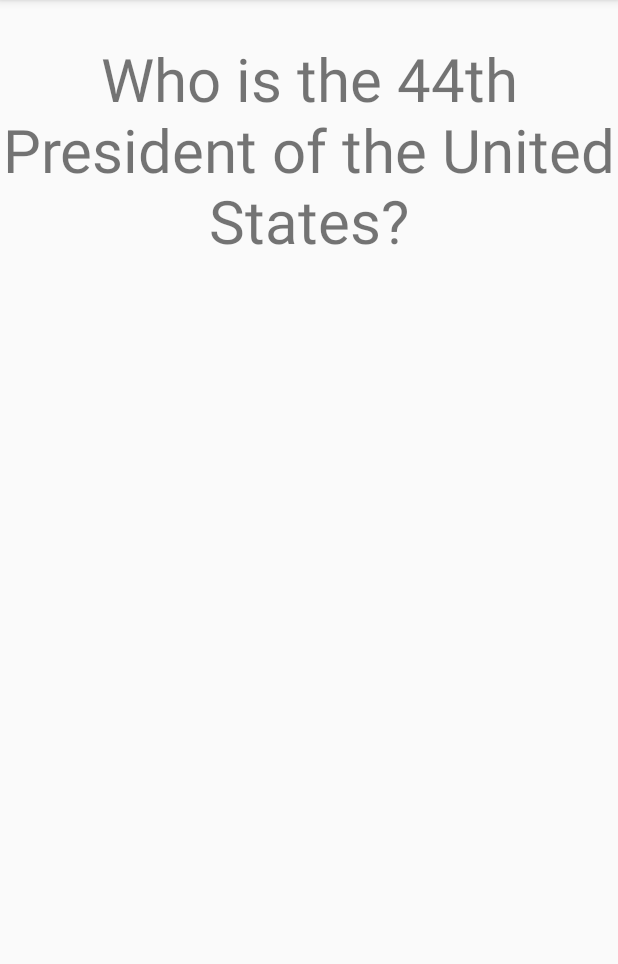
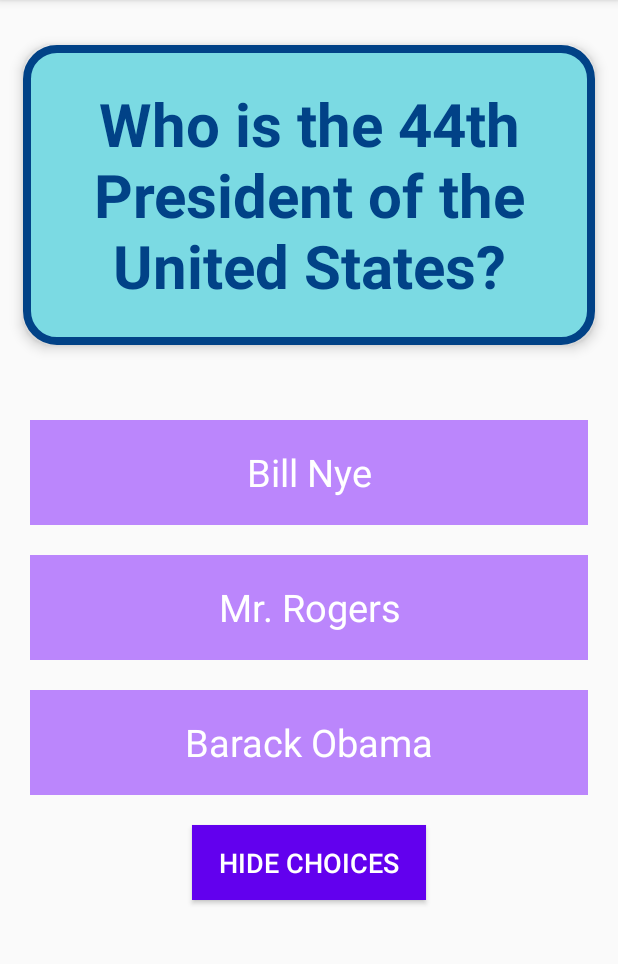
Before and after one commit to hang-m-cao/flashcard, an Android app: the screen it shows after launch (MainActivity), after a tap on "Barack Obama", on a phone screen of 412 x 824 dp, the part 84-1048 px from its top. Run offline under Robolectric (Android 15) with nearby library versions, the phone set to English and light mode, and no system bars; 1 other tap on this screen came first.

Commit message:
view and hide answer choices

```diff
--- a/app/src/main/java/com/example/flashcard/MainActivity.java
+++ b/app/src/main/java/com/example/flashcard/MainActivity.java
@@ -2,33 +2,105 @@ package com.example.flashcard;
 
 import androidx.appcompat.app.AppCompatActivity;
 
+import android.graphics.Color;
 import android.os.Bundle;
+import android.os.Handler;
+import android.util.Log;
 import android.view.View;
+import android.widget.Button;
 import android.widget.TextView;
+import android.widget.Toast;
+import android.widget.ToggleButton;
+
+import java.util.ArrayList;
+import java.util.List;
 
 public class MainActivity extends AppCompatActivity {
+    public boolean choicesShow;
 
     @Override
     protected void onCreate(Bundle savedInstanceState) {
         super.onCreate(savedInstanceState);
         setContentView(R.layout.activity_main);
-        TextView question = findViewById(R.id.flashcard_question);
-        TextView answer = findViewById(R.id.flashcard_answer);
+        TextView question = findViewById(R.id.question1);
+        TextView answer = findViewById(R.id.answer1);
+        TextView answerChoice = findViewById(R.id.answer1_choice);
+        TextView choice1 = findViewById(R.id.choice1);
+        TextView choice2 = findViewById(R.id.choice2);
+        ToggleButton viewChoices = findViewById(R.id.view_choices);
+        choicesShow = true;
+        ArrayList<TextView> choices = new ArrayList<>();
+        choices.add(answerChoice);
+        choices.add(choice1);
+        choices.add(choice2);
+
+
+        answerChoice.setOnClickListener(new View.OnClickListener() {
+            @Override
+            public void onClick(View v) {
+                answerChoice.setBackgroundColor( getResources().getColor(R.color.light_green));
+                answerChoice.setTextColor(getResources().getColor(R.color.black));
+                Toast.makeText(MainActivity.this, "Correct!", Toast.LENGTH_SHORT).show();
+                new Handler().postDelayed(new Runnable() {
+
+                    public void run() {
+                        answerChoice.setBackgroundColor( getResources().getColor(R.color.purple_200));
+                        answerChoice.setTextColor(getResources().getColor(R.color.white));
+                    }
+                }, 1000);
+            }
+        });
+
+        choice1.setOnClickListener(this::wrongClick);
+        choice2.setOnClickListener(this::wrongClick);
+
+        viewChoices.setOnClickListener(new View.OnClickListener(){
+            public int viewVisibility;
+            @Override
+            public void onClick(View v) {
+                choicesShow = !choicesShow;
+                if(choicesShow){
+                    viewVisibility = View.VISIBLE;
+                }
+                else{
+                    viewVisibility = View.INVISIBLE;
+                }
+                for(int i = 0; i < choices.size(); i++){
+                    choices.get(i).setVisibility(viewVisibility);
+                }
+            }
+        });
 
         question.setOnClickListener(new View.OnClickListener() {
             @Override
             public void onClick(View v) {
-                question.setVisibility(View.INVISIBLE);
-                answer.setVisibility(View.VISIBLE);
+                if(!choicesShow){
+                    answer.setVisibility(View.VISIBLE);
+                    question.setVisibility(View.INVISIBLE);
+                }
             }
         });
 
         answer.setOnClickListener(new View.OnClickListener() {
             @Override
             public void onClick(View v) {
+                question.setVisibility(View.VISIBLE);
                 answer.setVisibility(View.INVISIBLE);
-                question.setVisibility(View.VISIBLE);
             }
         });
     }
+
+    public void wrongClick(View v){
+        TextView text = findViewById(v.getId());
+        text.setBackgroundColor( getResources().getColor(R.color.red));
+        text.setTextColor(getResources().getColor(R.color.black));
+        Toast.makeText(MainActivity.this, "Incorrect. Try again!", Toast.LENGTH_SHORT).show();
+        new Handler().postDelayed(new Runnable() {
+
+            public void run() {
+                text.setBackgroundColor( getResources().getColor(R.color.purple_200));
+                text.setTextColor(getResources().getColor(R.color.white));
+            }
+        }, 1000);
+    }
 }
--- /dev/null
+++ b/app/src/main/res/drawable/card_background.xml
@@ -0,0 +1,7 @@
+<?xml version="1.0" encoding="utf-8"?>
+<shape xmlns:android="http://schemas.android.com/apk/res/android"
+    android:shape="rectangle">
+    <corners android:radius="20dp" />
+    <stroke android:color="@color/dark_blue" android:width="5dp" />
+    <solid android:color="@color/light_blue" />
+</shape>
--- a/app/src/main/res/layout/activity_main.xml
+++ b/app/src/main/res/layout/activity_main.xml
@@ -2,24 +2,94 @@
 <RelativeLayout xmlns:android="http://schemas.android.com/apk/res/android"
     xmlns:app="http://schemas.android.com/apk/res-auto"
     xmlns:tools="http://schemas.android.com/tools"
+    android:id="@+id/screen"
     android:layout_width="match_parent"
     android:layout_height="match_parent"
     tools:context=".MainActivity">
 
     <TextView
-        android:id="@+id/flashcard_question"
+        android:id="@+id/answer1"
         android:layout_width="match_parent"
         android:layout_height="200dp"
+        android:layout_marginHorizontal="15dp"
+        android:layout_marginTop="30dp"
+        android:background="@drawable/card_background"
+        android:backgroundTint="@color/light_green"
+        android:elevation="5dp"
+        android:gravity="center"
+        android:text="@string/answer1"
+        android:textColor="@color/black"
+        android:textSize="40sp"
+        android:textStyle="bold"
+        android:visibility="invisible" />
+
+    <TextView
+        android:id="@+id/question1"
+        android:layout_width="match_parent"
+        android:layout_height="200dp"
+        android:layout_marginHorizontal="15dp"
+        android:layout_marginTop="30dp"
+        android:background="@drawable/card_background"
+        android:elevation="5dp"
         android:gravity="center"
         android:text="@string/question1"
-        android:textSize="40sp" />
+        android:textColor="@color/dark_blue"
+        android:textSize="40sp"
+        android:textStyle="bold" />
 
     <TextView
-        android:id="@+id/flashcard_answer"
+        android:id="@+id/choice1"
         android:layout_width="match_parent"
-        android:layout_height="200dp"
+        android:layout_height="70dp"
+        android:layout_below="@id/question1"
+        android:layout_centerHorizontal="true"
+        android:layout_marginHorizontal="20dp"
+        android:layout_marginTop="50dp"
+        android:background="@color/purple_200"
+        android:text="@string/choice1"
+        android:textSize="25sp"
         android:gravity="center"
+        android:textColor="@color/white"/>
+
+    <TextView
+        android:id="@+id/choice2"
+        android:layout_width="match_parent"
+        android:layout_height="70dp"
+        android:layout_below="@id/choice1"
+        android:layout_centerHorizontal="true"
+        android:layout_marginHorizontal="20dp"
+        android:layout_marginTop="20dp"
+        android:background="@color/purple_200"
+        android:text="@string/choice2"
+        android:textSize="25sp"
+        android:gravity="center"
+        android:textColor="@color/white"/>
+
+    <TextView
+        android:id="@+id/answer1_choice"
+        android:layout_width="match_parent"
+        android:layout_height="70dp"
+        android:layout_below="@id/choice2"
+        android:layout_centerHorizontal="true"
+        android:layout_marginHorizontal="20dp"
+        android:layout_marginTop="20dp"
+        android:background="@color/purple_200"
         android:text="@string/answer1"
-        android:textSize="40sp"
-        android:visibility="invisible"/>
+        android:textSize="25sp"
+        android:gravity="center"
+        android:textColor="@color/white"/>
+
+    <ToggleButton
+        android:id="@+id/view_choices"
+        android:layout_width="156dp"
+        android:layout_height="50dp"
+        android:layout_below="@+id/answer1_choice"
+        android:layout_centerHorizontal="true"
+        android:layout_marginTop="20dp"
+        android:background="@color/purple_500"
+        android:textColor="@color/white"
+        android:textOff="@string/hide_choices"
+        android:textOn="@string/view_choices"
+        android:textSize="18sp" />
+
 </RelativeLayout>
--- a/app/src/main/res/values/colors.xml
+++ b/app/src/main/res/values/colors.xml
@@ -7,4 +7,8 @@
     <color name="teal_700">#FF018786</color>
     <color name="black">#FF000000</color>
     <color name="white">#FFFFFFFF</color>
+    <color name="light_green">#8BE37B</color>
+    <color name="light_blue">#7BDAE3</color>
+    <color name="dark_blue">#014287</color>
+    <color name="red">#E35A5A</color>
 </resources>
--- a/app/src/main/res/values/strings.xml
+++ b/app/src/main/res/values/strings.xml
@@ -2,4 +2,8 @@
     <string name="app_name">Flashcard</string>
     <string name="question1">Who is the 44th President of the United States?</string>
     <string name="answer1">Barack Obama</string>
+    <string name="choice1">Bill Nye</string>
+    <string name="choice2">Mr. Rogers</string>
+    <string name="hide_choices">Hide Choices</string>
+    <string name="view_choices">View Choices</string>
 </resources>
```
Also changed, not shown: 1 other file.
